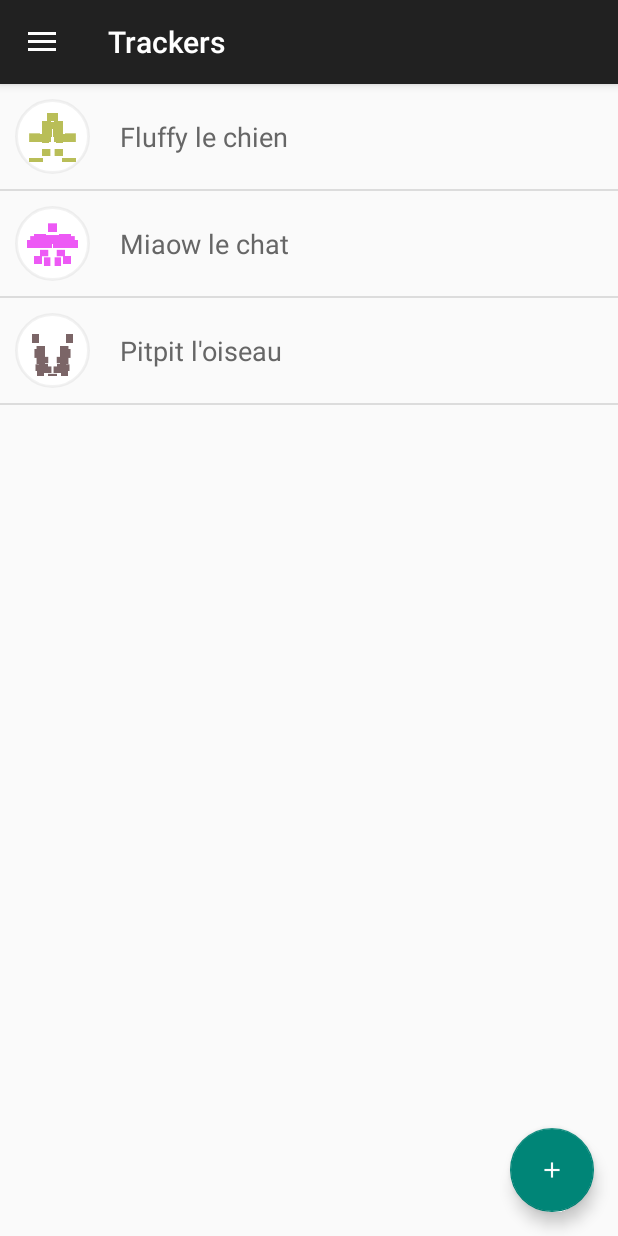
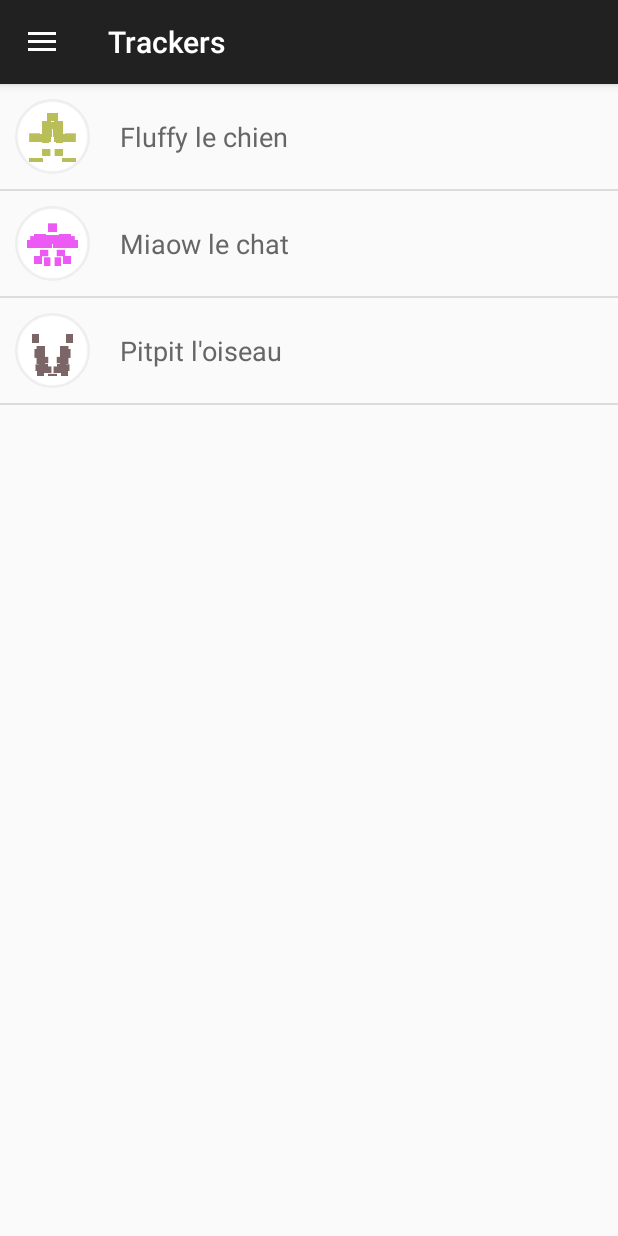
Before and after one commit to TyMarc/pet-tracker, an Android app: the MainActivity screen opened directly, with no data from a screen before it, in the side drawer, after a tap on "Trackers", on a phone screen of 412 x 824 dp. Run offline under Robolectric (Android 15) with nearby library versions, the phone set to English and light mode, and no system bars; 2 statements that could not run were skipped.

Commit message:
Release for friday I think

```diff
--- a/app/src/main/java/com/log330/pettracker/adapter/TrackerAdapter.java
+++ b/app/src/main/java/com/log330/pettracker/adapter/TrackerAdapter.java
@@ -9,9 +9,7 @@ import android.widget.ImageView;
 import android.widget.TextView;
 
 import com.log330.pettracker.R;
-import com.log330.pettracker.model.SquareZone;
 import com.log330.pettracker.model.Tracker;
-import com.log330.pettracker.model.Zone;
 
 import java.util.ArrayList;
 
--- a/app/src/main/java/com/log330/pettracker/adapter/ZoneAdapter.java
+++ b/app/src/main/java/com/log330/pettracker/adapter/ZoneAdapter.java
@@ -5,11 +5,9 @@ import android.view.LayoutInflater;
 import android.view.View;
 import android.view.ViewGroup;
 import android.widget.ArrayAdapter;
-import android.widget.ImageView;
 import android.widget.TextView;
 
 import com.log330.pettracker.R;
-import com.log330.pettracker.model.SquareZone;
 import com.log330.pettracker.model.Zone;
 
 import java.util.ArrayList;
@@ -55,7 +53,7 @@ public class ZoneAdapter extends ArrayAdapter<Zone> {
 
         Zone r = getItem(position);
 
-        holder.name.setText(r instanceof SquareZone ? R.string.square_zone : R.string.circle_zone);
+        holder.name.setText("Zone " + (position+1));
 
         return rowView;
     }
--- a/app/src/main/java/com/log330/pettracker/model/CircleZone.java
+++ /dev/null
@@ -1,30 +0,0 @@
-package com.log330.pettracker.model;
-
-import android.graphics.Bitmap;
-
-/**
- * Created by marc-antoinehinse on 2015-10-19.
- */
-public class CircleZone extends Zone {
-    private double longitude;
-    private double latitude;
-    private double radius;
-
-    public CircleZone(double latitude, double longitude, double radius) {
-        this.latitude = latitude;
-        this.longitude = longitude;
-        this.radius = radius;
-    }
-
-    public double getLatitude() {
-        return latitude;
-    }
-
-    public double getLongitude() {
-        return longitude;
-    }
-
-    public double getRadius() {
-        return radius;
-    }
-}
--- a/app/src/main/java/com/log330/pettracker/model/SquareZone.java
+++ /dev/null
@@ -1,36 +0,0 @@
-package com.log330.pettracker.model;
-
-import android.graphics.Bitmap;
-
-/**
- * Created by marc-antoinehinse on 2015-10-19.
- */
-public class SquareZone extends Zone {
-    private double x1;
-    private double x2;
-    private double y1;
-    private double y2;
-
-    public SquareZone(double x1, double x2, double y1, double y2) {
-        this.x1 = x1;
-        this.x2 = x2;
-        this.y1 = y1;
-        this.y2 = y2;
-    }
-
-    public double getX1() {
-        return x1;
-    }
-
-    public double getX2() {
-        return x2;
-    }
-
-    public double getY1() {
-        return y1;
-    }
-
-    public double getY2() {
-        return y2;
-    }
-}
--- a/app/src/main/java/com/log330/pettracker/utils/Utils.java
+++ b/app/src/main/java/com/log330/pettracker/utils/Utils.java
@@ -1,11 +1,15 @@
 package com.log330.pettracker.utils;
 
-import com.log330.pettracker.model.CircleZone;
-import com.log330.pettracker.model.SquareZone;
+import android.graphics.Color;
+
+import com.google.android.gms.maps.model.LatLng;
+import com.google.android.gms.maps.model.Marker;
+import com.google.android.gms.maps.model.PolygonOptions;
 import com.log330.pettracker.model.Tracker;
 import com.log330.pettracker.model.Zone;
 
 import java.util.ArrayList;
+import java.util.List;
 
 /**
  * Created by marc-antoinehinse on 2015-10-16.
@@ -21,14 +25,15 @@ public class Utils {
         return (hours * 60 * 60 * 1000) + (minutes * 60 * 1000) + (secs * 1000);
     }
 
-    public static ArrayList<Zone> generateDummyZones() {
-        ArrayList<Zone> zones = new ArrayList<Zone>();
+    public static ArrayList<PolygonOptions> generateDummyPolygonOptions() {
+        ArrayList<PolygonOptions> zones = new ArrayList<PolygonOptions>();
 
-        Zone zone = new CircleZone(-47.3393322, 74.2935423, 0.00002);
-        zones.add(zone);
-
-        zone = new SquareZone(-47.3393322, -47.3410001, -47.3593322, -47.3210001);
-        zones.add(zone);
+        ArrayList<LatLng> points = new ArrayList<>();
+        points.add(new LatLng(45.521955313232844, -73.5786148533225));
+        points.add(new LatLng(45.52299758367935, -73.57757784426212));
+        points.add(new LatLng(45.52170208346555, -73.57515648007393));
+        points.add(new LatLng(45.52065720498781, -73.57615794986486));
+        zones.add(createSquare(points));
 
         return zones;
     }
@@ -47,4 +52,50 @@ public class Utils {
 
         return trackers;
     }
+
+    public static PolygonOptions createSquare(final ArrayList<Marker> points) {
+        PolygonOptions po = new PolygonOptions();
+
+        for(Marker marker : points) {
+            po.add(marker.getPosition());
+        }
+
+        po.fillColor(Color.BLUE);
+        po.strokeColor(Color.TRANSPARENT);
+
+        return po;
+    }
+
+    public static PolygonOptions createSquare(final List<LatLng> points) {
+        PolygonOptions po = new PolygonOptions();
+
+        for(LatLng ll : points) {
+            po.add(ll);
+        }
+
+        po.fillColor(Color.BLUE);
+        po.strokeColor(Color.TRANSPARENT);
+
+        return po;
+    }
+
+    public static float getDistance(final LatLng firstPoint, final LatLng secondPoint) {
+        double lat_a = firstPoint.latitude;
+        double lng_a = firstPoint.longitude;
+        double lat_b = secondPoint.latitude;
+        double lng_b = secondPoint.longitude;
+
+        double earthRadius = 3958.75;
+        double latDiff = Math.toRadians(lat_b-lat_a);
+        double lngDiff = Math.toRadians(lng_b-lng_a);
+        double a = Math.sin(latDiff /2) * Math.sin(latDiff /2) +
+                Math.cos(Math.toRadians(lat_a)) * Math.cos(Math.toRadians(lat_b)) *
+                        Math.sin(lngDiff /2) * Math.sin(lngDiff /2);
+        double c = 2 * Math.atan2(Math.sqrt(a), Math.sqrt(1-a));
+        double distance = earthRadius * c;
+
+        int meterConversion = 1609;
+
+        return new Float(distance * meterConversion).floatValue();
+    }
 }
--- a/app/src/main/res/layout/app_bar_main.xml
+++ b/app/src/main/res/layout/app_bar_main.xml
@@ -42,9 +42,4 @@
         <include layout="@layout/trackers" />
     </RelativeLayout>
 
-    <android.support.design.widget.FloatingActionButton android:id="@+id/fab"
-        android:layout_width="wrap_content" android:layout_height="wrap_content"
-        android:layout_gravity="bottom|end" android:layout_margin="@dimen/fab_margin"
-        android:src="@drawable/plus" />
-
 </android.support.design.widget.CoordinatorLayout>
--- a/app/src/main/res/values/colors.xml
+++ b/app/src/main/res/values/colors.xml
@@ -6,4 +6,5 @@
     <color name="faded_black">#0D000000</color>
     <color name="dark_grey">#666666</color>
     <color name="transparent">#00000000</color>
+    <color name="faded_bg">#66FFFFFF</color>
 </resources>
--- a/app/src/main/res/values/strings.xml
+++ b/app/src/main/res/values/strings.xml
@@ -20,4 +20,9 @@
     <string name="gps">GPS</string>
     <string name="circle_zone">Circle zone</string>
     <string name="square_zone">Square zone</string>
+    <string name="delete_zone_desc">Do you want to delete this zone?</string>
+    <string name="delete_zone_title">Delete</string>
+    <string name="yes">Yes</string>
+    <string name="cancel">Cancel</string>
+    <string name="logout_desc">Do you really want to logout?</string>
 </resources>
```
Also changed, not shown: app/src/main/java/com/log330/pettracker/MainActivity.java (+82 -20 lines), app/src/main/java/com/log330/pettracker/model/Zone.java (+15 -0 lines), app/src/main/res/drawable-xxhdpi/pin.png (added).
